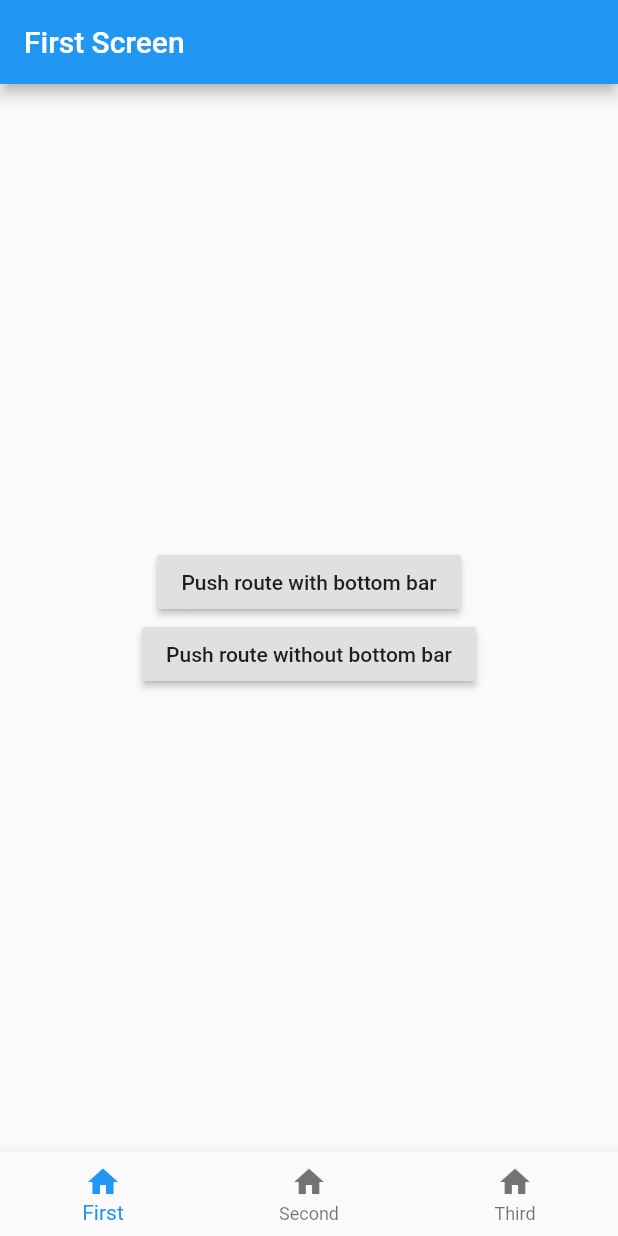
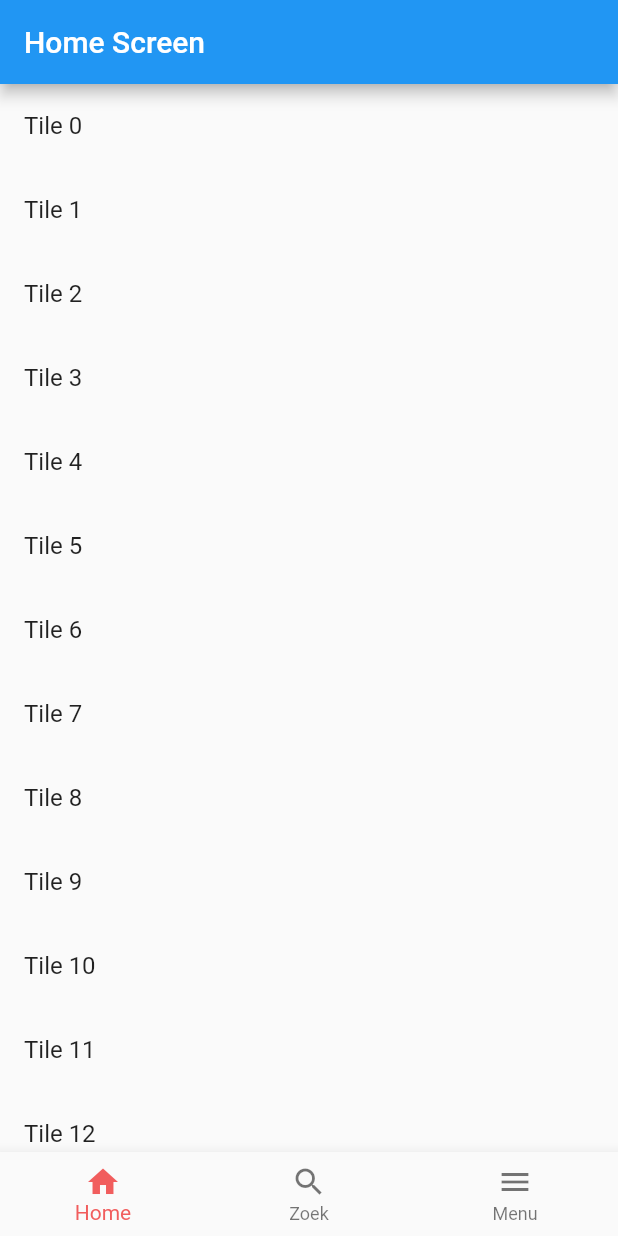
Before and after one commit to Squad-3/kniptoptijd-fe, a Flutter app: the screen it shows after launch, on a phone screen of 412 x 824 dp. Run offline on Flutter 3.47's test engine with Material 2 defaults, Android fonts, the phone set to English and light mode, and no system bars.

Commit message:
Working navigation

```diff
--- a/lib/providers/navigation_provider.dart
+++ b/lib/providers/navigation_provider.dart
@@ -1,15 +1,15 @@
 import 'package:flutter/material.dart';
 import '../models/screen.dart';
-import '../screens/first_screen.dart';
+import '../screens/kapper_overview.dart';
 import '../screens/pushed_screen.dart';
 import '../screens/root.dart';
-import '../screens/second_screen.dart';
+import '../screens/home_page.dart';
 import '../screens/third_screen.dart';
 import '../components/exit_dialog.dart';
 import 'package:provider/provider.dart';
 
-const FIRST_SCREEN = 0;
-const SECOND_SCREEN = 1;
+const HOME = 0;
+const OVERVIEW = 1;
 const THIRD_SCREEN = 2;
 
 class NavigationProvider extends ChangeNotifier {
@@ -17,7 +17,7 @@ class NavigationProvider extends ChangeNotifier {
   static NavigationProvider of(BuildContext context) =>
       Provider.of<NavigationProvider>(context, listen: false);
 
-  int _currentScreenIndex = FIRST_SCREEN;
+  int _currentScreenIndex = HOME;
 
   int get currentTabIndex => _currentScreenIndex;
 
@@ -32,10 +32,24 @@ class NavigationProvider extends ChangeNotifier {
   }
 
   final Map<int, Screen> _screens = {
-    FIRST_SCREEN: Screen(
-      title: 'First',
-      child: FirstScreen(),
-      initialRoute: FirstScreen.route,
+    HOME: Screen(
+      title: 'Home',
+      child: HomePage(),
+      initialRoute: HomePage.route,
+      navigatorState: GlobalKey<NavigatorState>(),
+      onGenerateRoute: (settings) {
+        print('Generating route: ${settings.name}');
+        switch (settings.name) {
+          default:
+            return MaterialPageRoute(builder: (_) => HomePage());
+        }
+      },
+      scrollController: ScrollController(),
+    ),
+    OVERVIEW: Screen(
+      title: 'Zoek',
+      child: KapperOverview(),
+      initialRoute: KapperOverview.route,
       navigatorState: GlobalKey<NavigatorState>(),
       onGenerateRoute: (settings) {
         print('Generating route: ${settings.name}');
@@ -43,27 +57,13 @@ class NavigationProvider extends ChangeNotifier {
           case PushedScreen.route:
             return MaterialPageRoute(builder: (_) => PushedScreen());
           default:
-            return MaterialPageRoute(builder: (_) => FirstScreen());
-        }
-      },
-      scrollController: ScrollController(),
-    ),
-    SECOND_SCREEN: Screen(
-      title: 'Second',
-      child: SecondScreen(),
-      initialRoute: SecondScreen.route,
-      navigatorState: GlobalKey<NavigatorState>(),
-      onGenerateRoute: (settings) {
-        print('Generating route: ${settings.name}');
-        switch (settings.name) {
-          default:
-            return MaterialPageRoute(builder: (_) => SecondScreen());
+            return MaterialPageRoute(builder: (_) => KapperOverview());
         }
       },
       scrollController: ScrollController(),
     ),
     THIRD_SCREEN: Screen(
-      title: 'Third',
+      title: 'Menu',
       child: ThirdScreen(),
       initialRoute: ThirdScreen.route,
       navigatorState: GlobalKey<NavigatorState>(),
@@ -112,8 +112,8 @@ class NavigationProvider extends ChangeNotifier {
       currentNavigatorState.pop();
       return false;
     } else {
-      if (currentTabIndex != FIRST_SCREEN) {
-        setTab(FIRST_SCREEN);
+      if (currentTabIndex != HOME) {
+        setTab(HOME);
         notifyListeners();
         return false;
       } else {
--- a/lib/screens/first_screen.dart
+++ b/lib/screens/first_screen.dart
@@ -1,7 +1,7 @@
 import 'package:flutter/material.dart';
 import 'pushed_screen.dart';
 
-class FirstScreen extends StatelessWidget {
+class HomePage extends StatelessWidget {
   static const route = '/first';
 
   @override
--- a/lib/screens/second_screen.dart
+++ b/lib/screens/home_page.dart
@@ -1,16 +1,16 @@
 import 'package:flutter/material.dart';
 import '../providers/navigation_provider.dart';
 
-class SecondScreen extends StatelessWidget {
-  static const route = '/second';
+class HomePage extends StatelessWidget {
+  static const route = '/home';
 
   @override
   Widget build(BuildContext context) {
     return Scaffold(
-      appBar: AppBar(title: Text('Second Screen')),
+      appBar: AppBar(title: Text('Home Screen')),
       body: ListView.builder(
         controller: NavigationProvider.of(context)
-            .screens[SECOND_SCREEN]
+            .screens[HOME]
             .scrollController,
         itemBuilder: (context, index) {
           return ListTile(
--- a/lib/screens/kapper_overview/kapper_overview.dart
+++ b/lib/screens/kapper_list/kapper_list.dart
@@ -2,9 +2,9 @@ import 'dart:convert';
 import 'package:flutter/material.dart';
 import 'kapper_card.dart';
 
-class KapperOverview extends StatelessWidget {
+class KapperList extends StatelessWidget {
 
-  KapperOverview();
+  KapperList();
 
   @override
   Widget build(BuildContext context) {
--- a/lib/screens/root.dart
+++ b/lib/screens/root.dart
@@ -1,6 +1,7 @@
 import 'package:flutter/material.dart';
 import '../providers/navigation_provider.dart';
 import 'package:provider/provider.dart';
+import '../theme.dart' as Theme;
 
 /// Navigation entry point for app.
 class Root extends StatelessWidget {
@@ -11,9 +12,12 @@ class Root extends StatelessWidget {
     return Consumer<NavigationProvider>(
       builder: (context, provider, child) {
         // Create bottom navigation bar items from screens.
+
         final bottomNavigationBarItems = provider.screens
           .map((screen) => BottomNavigationBarItem(
-            icon: Icon(Icons.home), title: Text(screen.title)))
+            icon: [Icon(Icons.home), Icon(Icons.search), Icon(Icons.menu)][provider.screens.indexOf(screen)],
+            label: screen.title,
+          ))
           .toList();
 
         // Initialize [Navigator] instance for each screen.
@@ -35,6 +39,7 @@ class Root extends StatelessWidget {
             ),
             bottomNavigationBar: BottomNavigationBar(
               items: bottomNavigationBarItems,
+              selectedItemColor: Theme.data.primaryColor,
               currentIndex: provider.currentTabIndex,
               onTap: provider.setTab,
             ),
```
Also changed, not shown: lib/components/button.dart (+4 -4 lines), lib/screens/home.dart (deleted, +0 -128 lines), lib/screens/kapper_overview.dart (added, +134 -0 lines). Lines whose indentation alone changed are shown as unchanged.
